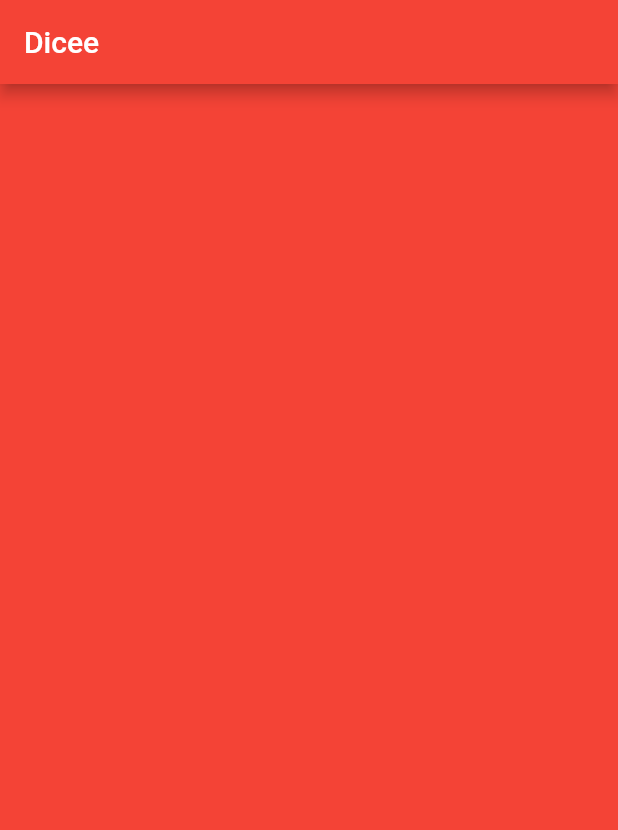
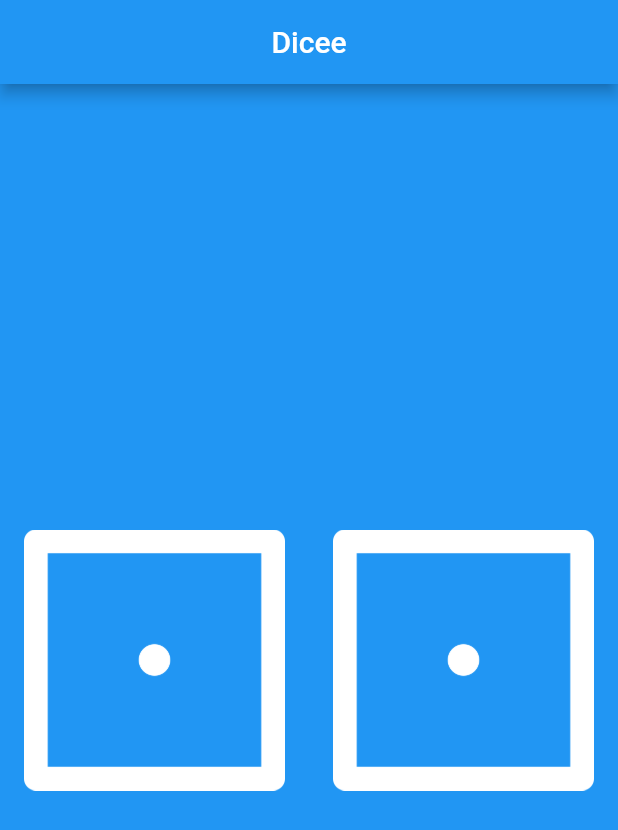
Before and after one commit to Grizz03/Dice_App, a Flutter app: the screen it shows after launch, on a phone screen of 412 x 824 dp. Shown: the top 830 px of the screen. Run offline on Flutter 3.47's test engine with Material 2 defaults, Android fonts, the phone set to English and light mode, and no system bars.

Commit message:
final touches

```diff
--- a/lib/main.dart
+++ b/lib/main.dart
@@ -1,13 +1,15 @@
+import 'dart:math';
+
 import 'package:flutter/material.dart';
 
 void main() {
   return runApp(
     MaterialApp(
       home: Scaffold(
-        backgroundColor: Colors.red,
+        backgroundColor: Colors.blue,
         appBar: AppBar(
-          title: Text('Dicee'),
-          backgroundColor: Colors.red,
+          title: Center(child: Text('Dicee')),
+          backgroundColor: Colors.blue,
         ),
         body: DicePage(),
       ),
@@ -15,9 +17,48 @@ void main() {
   );
 }
 
-class DicePage extends StatelessWidget {
+class DicePage extends StatefulWidget {
+  @override
+  _DicePageState createState() => _DicePageState();
+}
+
+class _DicePageState extends State<DicePage> {
+  int leftDiceNumber = 1;
+  int rightDiceNumber = 1;
+
+  void changeDiceFace() {
+    leftDiceNumber = Random().nextInt(6) + 1;
+    rightDiceNumber = Random().nextInt(6) + 1;
+  }
+
   @override
   Widget build(BuildContext context) {
-    return Container();
+    return Center(
+      child: Row(
+        children: <Widget>[
+          Expanded(
+            child: FlatButton(
+              onPressed: () {
+                setState(() {
+                  changeDiceFace();
+                });
+              },
+              child: Image.asset(
+                  'images/dice$leftDiceNumber.png'), //String interpolation
+            ),
+          ),
+          Expanded(
+            child: FlatButton(
+              onPressed: () {
+                setState(() {
+                  changeDiceFace();
+                });
+              },
+              child: Image.asset('images/dice$rightDiceNumber.png'),
+            ),
+          ),
+        ],
+      ),
+    );
   }
 }
```
Also changed, not shown: 1 other file.
